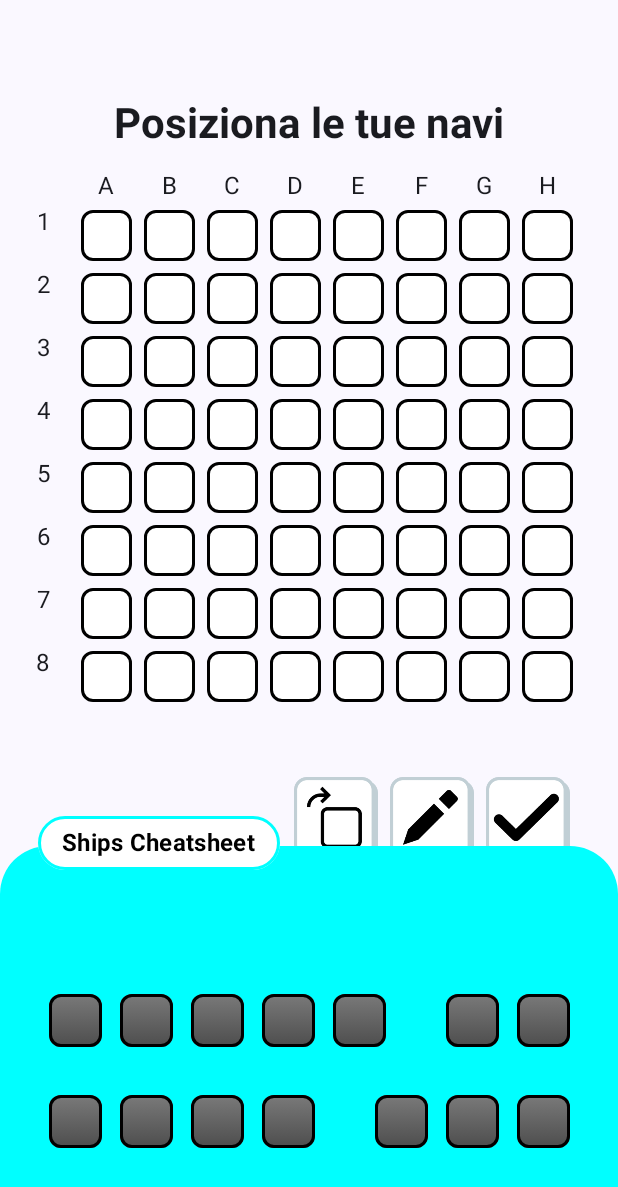
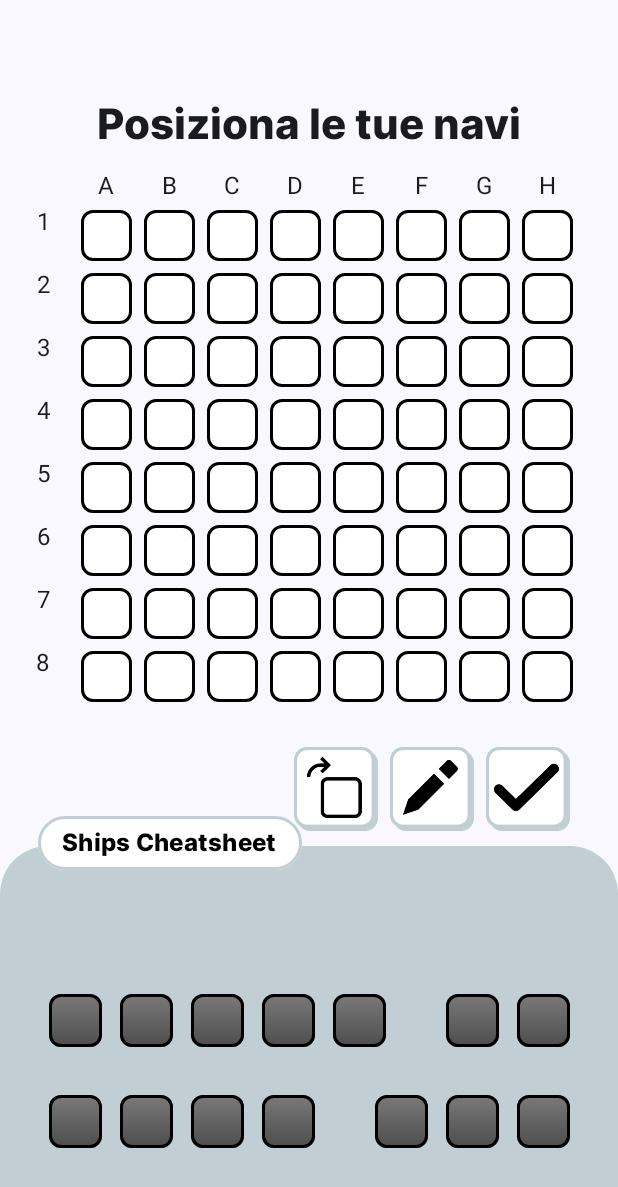
Before and after one commit to CarmineRaduazzo/battleship_game, an Android app built with Jetpack Compose: the GiocoScreen screen opened through its navigation route, on a phone screen of 412 x 824 dp. Shown: the top 1187 px of the screen. Run offline under Robolectric (Android 15) with nearby library versions, the phone set to English and light mode, and no system bars.

Commit message:
Sostituzione dell'immagine dell'icona con una senza sfondo, correzione dei colori

```diff
--- a/app/src/main/java/com/example/battleship/Gioco.kt
+++ b/app/src/main/java/com/example/battleship/Gioco.kt
@@ -24,6 +24,8 @@ import androidx.compose.ui.layout.ContentScale
 import androidx.compose.ui.res.stringResource
 import androidx.compose.ui.text.font.FontWeight
 import androidx.compose.ui.graphics.Brush
+import androidx.compose.ui.text.font.Font
+import androidx.compose.ui.text.font.FontFamily
 
 import kotlinx.coroutines.delay
 import kotlinx.coroutines.launch
@@ -34,6 +36,8 @@ data class Ship(val size: Int, var quantity: Int)
 @SuppressLint("UnusedMaterial3ScaffoldPaddingParameter")
 @Composable
 fun GiocoScreen(navController: NavController) {
+    val customFont = FontFamily(Font(R.font.inter_extrabold))
+    val customCyan = Color(0xFFC1CFD5)
     //Direzione iniziale di posizionamento delle navi (orizzontale)
     var orientation by remember { mutableStateOf("right") }
 
@@ -64,6 +68,7 @@ fun GiocoScreen(navController: NavController) {
         ) {
             Text(
                 text = "Posiziona le tue navi",
+                fontFamily = customFont,
                 style = MaterialTheme.typography.headlineMedium,
                 fontWeight = FontWeight.Bold
             )
@@ -127,7 +132,7 @@ fun GiocoScreen(navController: NavController) {
                 Row(
                     modifier = Modifier
                         .fillMaxWidth()
-                        .padding(top = 30.dp, bottom = 16.dp, end = 16.dp),
+                        .padding(top = 10.dp, bottom = 16.dp, end = 16.dp),
                     horizontalArrangement = Arrangement.spacedBy(8.dp, Alignment.End)
                 ) {
                     Image( //Pulsante per cambiare l'orientamento delle navi
@@ -198,7 +203,7 @@ fun GiocoScreen(navController: NavController) {
                         .fillMaxWidth()
                         .height(260.dp)
                         .background(
-                            color = Color.Cyan,
+                            color = customCyan,
                             shape = RoundedCornerShape(topStart = 32.dp, topEnd = 32.dp)
                         )
                         .align(Alignment.BottomCenter)
@@ -215,10 +220,11 @@ fun GiocoScreen(navController: NavController) {
                             shape = RoundedCornerShape(50),
                             modifier = Modifier
                                 .wrapContentWidth()
-                                .border(2.dp, Color.Cyan, shape = RoundedCornerShape(50))
+                                .border(2.dp, customCyan, shape = RoundedCornerShape(50))
                         ) {
                             Text(
                                 text = stringResource(R.string.ships_cheatsheet),
+                                fontFamily = customFont,
                                 color = Color.Black,
                                 style = MaterialTheme.typography.titleMedium,
                                 fontWeight = FontWeight.Bold,
--- a/app/src/main/java/com/example/battleship/MainActivity.kt
+++ b/app/src/main/java/com/example/battleship/MainActivity.kt
@@ -45,6 +45,7 @@ class MainActivity : ComponentActivity() {
             BattleShipTheme {
                 val navController = rememberNavController()
                 val customFont = FontFamily(Font(R.font.inter_extrabold))
+                val customCyan = Color(0xFFC1CFD5)
 
                 NavHost(navController = navController, startDestination = "menu") {
                     composable("menu") {
@@ -99,7 +100,7 @@ class MainActivity : ComponentActivity() {
                                         )
                                         Text(
                                             text = stringResource(id = R.string.quit),
-                                            color = Color.Cyan,
+                                            color = customCyan,
                                             fontSize = 20.sp,
                                             fontFamily = customFont,
                                             modifier = Modifier.align(Alignment.Center)
--- a/app/src/main/res/mipmap-anydpi-v26/ic_launcher.xml
+++ b/app/src/main/res/mipmap-anydpi-v26/ic_launcher.xml
@@ -1,5 +1,5 @@
 <?xml version="1.0" encoding="utf-8"?>
 <adaptive-icon xmlns:android="http://schemas.android.com/apk/res/android">
-    <background android:drawable="@drawable/ic_launcher_background"/>
+    <background android:drawable="@color/ic_launcher_background"/>
     <foreground android:drawable="@mipmap/ic_launcher_foreground"/>
 </adaptive-icon>
--- a/app/src/main/res/mipmap-anydpi-v26/ic_launcher_round.xml
+++ b/app/src/main/res/mipmap-anydpi-v26/ic_launcher_round.xml
@@ -1,5 +1,5 @@
 <?xml version="1.0" encoding="utf-8"?>
 <adaptive-icon xmlns:android="http://schemas.android.com/apk/res/android">
-    <background android:drawable="@drawable/ic_launcher_background"/>
+    <background android:drawable="@color/ic_launcher_background"/>
     <foreground android:drawable="@mipmap/ic_launcher_foreground"/>
 </adaptive-icon>
--- /dev/null
+++ b/app/src/main/res/values/ic_launcher_background.xml
@@ -0,0 +1,4 @@
+<?xml version="1.0" encoding="utf-8"?>
+<resources>
+    <color name="ic_launcher_background">#FFFFFF</color>
+</resources>
```
Also changed, not shown: app/src/main/ic_launcher-playstore.png, app/src/main/res/mipmap-hdpi/ic_launcher.webp, app/src/main/res/mipmap-hdpi/ic_launcher_round.webp, app/src/main/res/mipmap-mdpi/ic_launcher.webp, app/src/main/res/mipmap-mdpi/ic_launcher_round.webp, app/src/main/res/mipmap-xhdpi/ic_launcher.webp, app/src/main/res/mipmap-xhdpi/ic_launcher_round.webp, app/src/main/res/mipmap-xxhdpi/ic_launcher.webp, app/src/main/res/mipmap-xxhdpi/ic_launcher_round.webp, app/src/main/res/mipmap-xxxhdpi/ic_launcher.webp, app/src/main/res/mipmap-xxxhdpi/ic_launcher_round.webp.
